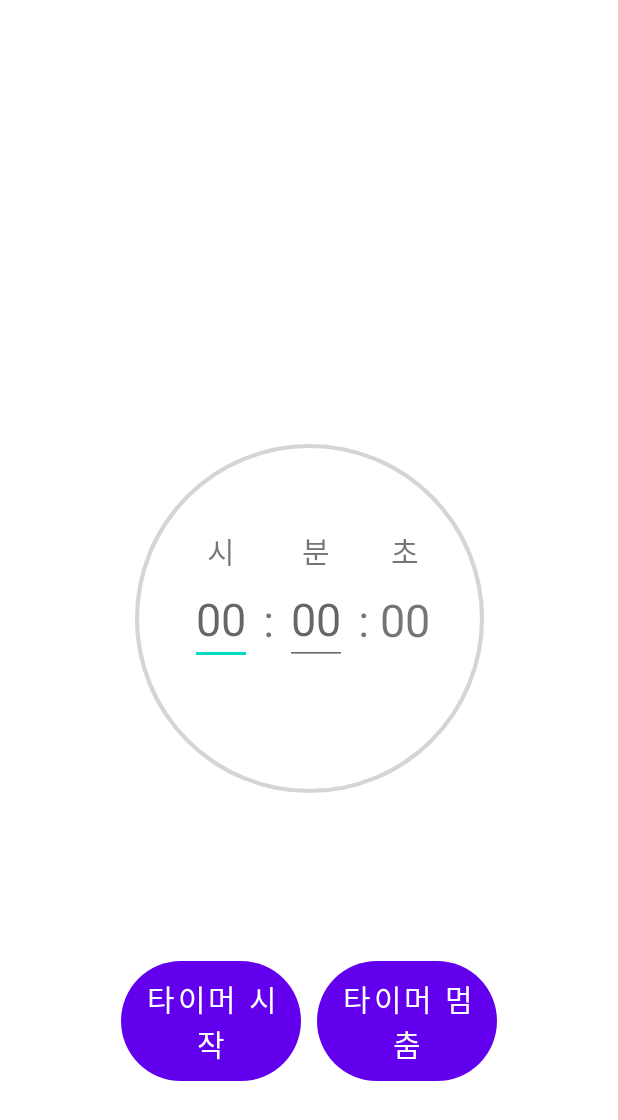
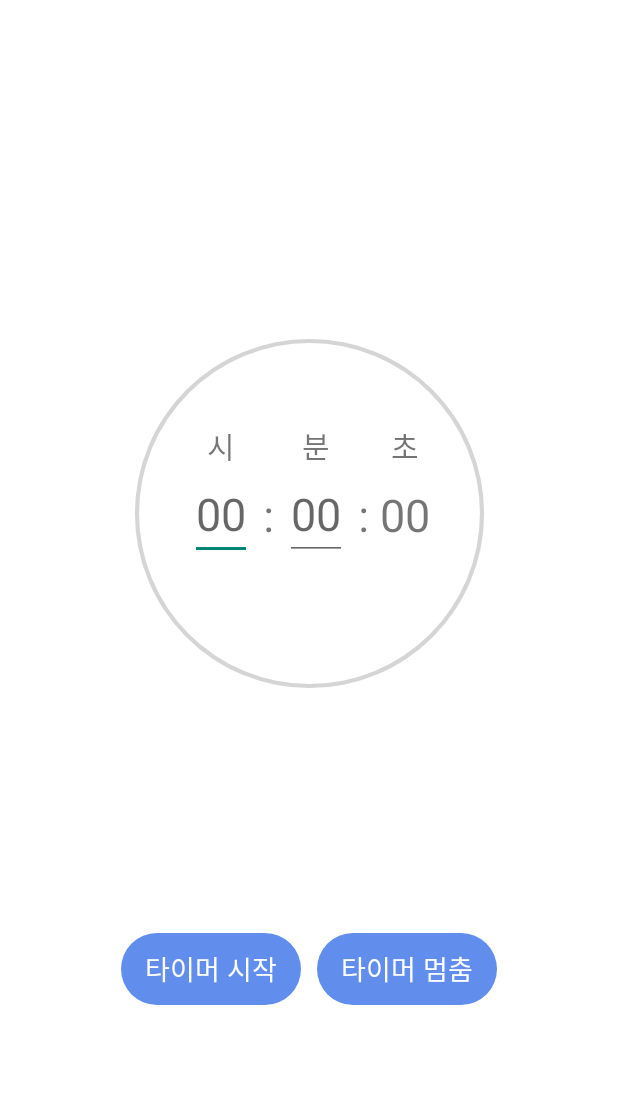
Before and after one commit to inseonyun/music-timer, an Android app: the layout fragment_home.xml on its own in the app's theme, with its tools: preview values and no code run, on a phone screen of 412 x 824 dp. Shown: the top 1120 px of the screen. Run offline under Robolectric (Android 15) with nearby library versions, the light colour scheme and no system bars.

Commit message:
사용자 컬러 추가 및 테마 색상, 버튼, 프로그래스바 색상 변경

```diff
--- a/music-timer/app/src/main/res/layout/fragment_home.xml
+++ b/music-timer/app/src/main/res/layout/fragment_home.xml
@@ -15,10 +15,11 @@
             style="@style/Widget.AppCompat.ProgressBar.Horizontal"
             android:layout_width="250dp"
             android:layout_height="250dp"
+            android:layout_marginBottom="140dp"
             android:indeterminate="false"
             android:progressBackgroundTint="#4A716F6F"
             android:progressDrawable="@drawable/circle_progressbar"
-            android:progressTint="#4A4A4A"
+            android:progressTint="@color/user_progress"
             app:layout_constraintBottom_toBottomOf="parent"
             app:layout_constraintEnd_toEndOf="parent"
             app:layout_constraintStart_toStartOf="parent"
@@ -137,8 +138,10 @@
                 android:layout_height="wrap_content"
                 android:layout_margin="5dp"
                 android:text="타이머 시작"
-                android:textSize="20dp"
-                android:background="@drawable/button_round"/>
+                android:textSize="18dp"
+                android:textColor="@color/white"
+                android:background="@drawable/button_round"
+                android:backgroundTint="@color/user_button"/>
 
             <Button
                 android:id="@+id/btn_stop"
@@ -146,8 +149,10 @@
                 android:layout_height="wrap_content"
                 android:layout_margin="5dp"
                 android:text="타이머 멈춤"
-                android:textSize="20dp"
-                android:background="@drawable/button_round" />
+                android:textSize="18dp"
+                android:textColor="@color/white"
+                android:background="@drawable/button_round"
+                android:backgroundTint="@color/user_button"/>
 
         </LinearLayout>
 
--- a/music-timer/app/src/main/res/values-night/themes.xml
+++ b/music-timer/app/src/main/res/values-night/themes.xml
@@ -1,16 +1,27 @@
 <resources xmlns:tools="http://schemas.android.com/tools">
     <!-- Base application theme. -->
-    <style name="Theme.Musictimer" parent="Theme.MaterialComponents.DayNight.DarkActionBar">
-        <!-- Primary brand color. -->
-        <item name="colorPrimary">@color/purple_200</item>
-        <item name="colorPrimaryVariant">@color/purple_700</item>
-        <item name="colorOnPrimary">@color/black</item>
+    <style name="Theme.Musictimer" parent="Theme.AppCompat.DayNight">
+
+        <!-- 메뉴바 컬러-->
+        <item name="colorPrimary">@color/user_grey</item>
+
+        <item name="colorPrimaryVariant">@color/white</item>
+
+        <item name="colorOnPrimary">@color/white</item>
+
         <!-- Secondary brand color. -->
         <item name="colorSecondary">@color/teal_200</item>
-        <item name="colorSecondaryVariant">@color/teal_200</item>
+        <item name="colorSecondaryVariant">@color/teal_700</item>
         <item name="colorOnSecondary">@color/black</item>
-        <!-- Status bar color. -->
-        <item name="android:statusBarColor" tools:targetApi="l">?attr/colorPrimaryVariant</item>
-        <!-- Customize your theme here. -->
+
+        <!-- Status bar color.-->
+        <item name="android:statusBarColor" tools:targetApi="l">@color/user_grey</item>
+
+        <!-- 상태 바 아이콘 색상 true: 회색 false: 흰색-->
+        <item name="android:windowLightStatusBar">false</item>
+
+        <!-- 화면 배경 기본 컬러 -->
+        <item name="android:windowBackground">@color/user_grey</item>
+
     </style>
 </resources>
--- a/music-timer/app/src/main/res/values/colors.xml
+++ b/music-timer/app/src/main/res/values/colors.xml
@@ -7,4 +7,9 @@
     <color name="teal_700">#FF018786</color>
     <color name="black">#FF000000</color>
     <color name="white">#FFFFFFFF</color>
+
+    <!--User Color -->
+    <color name="user_grey">#FF303030</color>
+    <color name="user_button">#618eed</color>
+    <color name="user_progress">#568bfc</color>
 </resources>
--- a/music-timer/app/src/main/res/values/themes.xml
+++ b/music-timer/app/src/main/res/values/themes.xml
@@ -1,16 +1,27 @@
 <resources xmlns:tools="http://schemas.android.com/tools">
     <!-- Base application theme. -->
-    <style name="Theme.Musictimer" parent="Theme.MaterialComponents.DayNight.DarkActionBar">
-        <!-- Primary brand color. -->
-        <item name="colorPrimary">@color/purple_500</item>
-        <item name="colorPrimaryVariant">@color/purple_700</item>
+    <style name="Theme.Musictimer" parent="Theme.AppCompat.Light">
+
+        <!-- 메뉴바 컬러-->
+        <item name="colorPrimary">@color/white</item>
+
+        <item name="colorPrimaryVariant">@color/white</item>
+
         <item name="colorOnPrimary">@color/white</item>
+
         <!-- Secondary brand color. -->
         <item name="colorSecondary">@color/teal_200</item>
         <item name="colorSecondaryVariant">@color/teal_700</item>
         <item name="colorOnSecondary">@color/black</item>
-        <!-- Status bar color. -->
-        <item name="android:statusBarColor" tools:targetApi="l">?attr/colorPrimaryVariant</item>
-        <!-- Customize your theme here. -->
+
+        <!-- Status bar color.-->
+        <item name="android:statusBarColor" tools:targetApi="l">@color/white</item>
+
+        <!-- 상태 바 아이콘 색상 true: 회색 false: 흰색-->
+        <item name="android:windowLightStatusBar">true</item>
+
+        <!-- 화면 배경 기본 컬러 -->
+        <item name="android:windowBackground">@color/white</item>
+
     </style>
 </resources>
```
